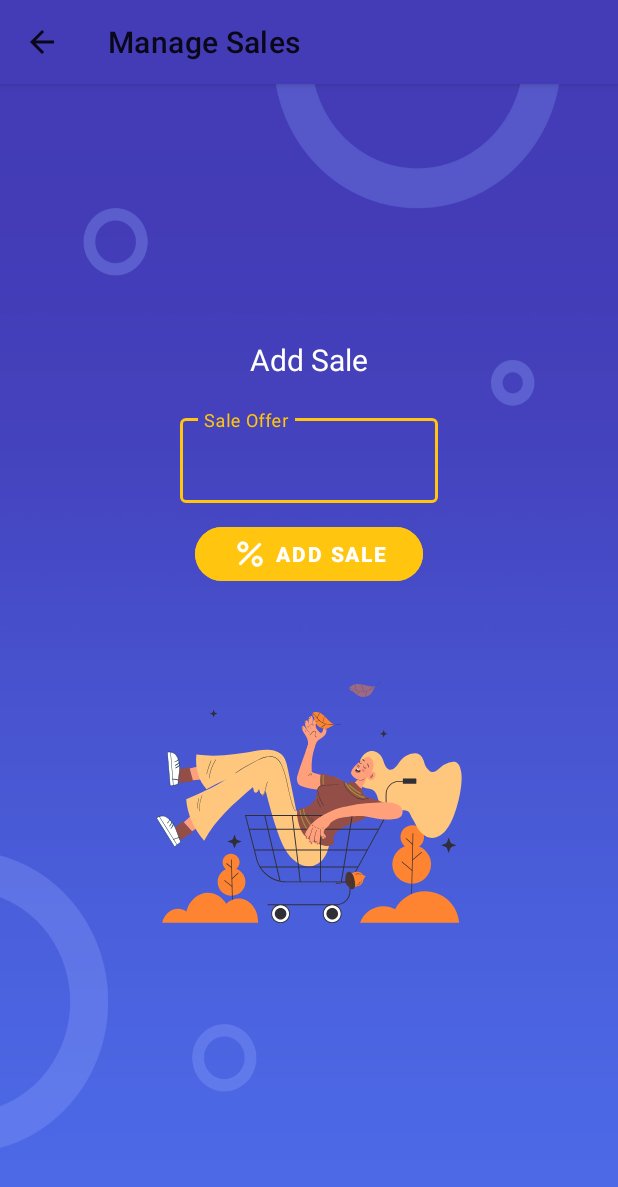
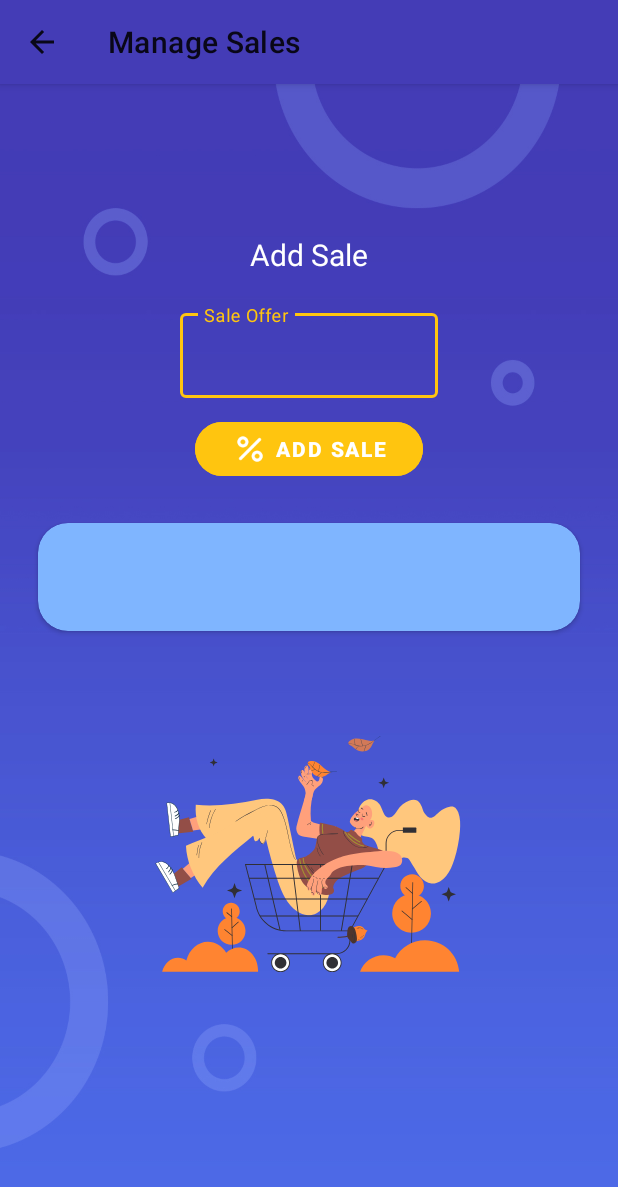
Before and after one commit to zohaibamir203/FYP-IPS, an Android app: the ManageSales screen opened directly, with no data from a screen before it, after a tap on "ADD SALE", on a phone screen of 412 x 824 dp. Shown: the top 1187 px of the screen. Run offline under Robolectric (Android 15) with nearby library versions, the phone set to English and light mode, and no system bars; our stand-ins replace Firebase (no records; nobody signed in at launch, a user with empty details on screens opened directly); 1 statement that could not run was skipped.

Commit message:
Final Android File v1

```diff
--- a/FYPMallManagmentSystemandIPS/app/build.gradle
+++ b/FYPMallManagmentSystemandIPS/app/build.gradle
@@ -43,4 +43,5 @@ dependencies {
     implementation 'com.squareup.picasso:picasso:2.71828'
     implementation "androidx.cardview:cardview:1.0.0"
     implementation "com.airbnb.android:lottie:3.4.0"
+    implementation 'com.github.MikeOrtiz:TouchImageView:1.4.1'
 }
--- /dev/null
+++ b/FYPMallManagmentSystemandIPS/app/src/main/java/com/example/fypmallmanagmentsystemandips/Adapters/ManageSalesRecViewAdapter.java
@@ -0,0 +1,55 @@
+package com.example.fypmallmanagmentsystemandips.Adapters;
+
+import android.view.LayoutInflater;
+import android.view.View;
+import android.view.ViewGroup;
+import android.widget.TextView;
+import android.widget.Toast;
+
+import androidx.annotation.NonNull;
+import androidx.recyclerview.widget.RecyclerView;
+
+import com.example.fypmallmanagmentsystemandips.Models.Manage;
+import com.example.fypmallmanagmentsystemandips.R;
+import com.google.android.material.button.MaterialButton;
+
+import java.util.ArrayList;
+
+public class ManageSalesRecViewAdapter extends RecyclerView.Adapter<ManageSalesRecViewAdapter.ViewHolder>{
+
+    private ArrayList<Manage> shopOffers = new ArrayList<>();
+    public  ManageSalesRecViewAdapter(){
+
+    }
+
+    @NonNull
+    @Override
+    public ViewHolder onCreateViewHolder(@NonNull ViewGroup parent, int viewType) {
+        View view = LayoutInflater.from(parent.getContext()).inflate(R.layout.manage_sale_list,parent,false);
+        ViewHolder holder = new ViewHolder(view);
+        return holder;
+    }
+
+    @Override
+    public void onBindViewHolder(@NonNull ViewHolder holder, int position) {
+        holder.txtSalesOff.setText(shopOffers.get(position).getShopOffer());
+    }
+
+    @Override
+    public int getItemCount() {
+        return shopOffers.size();
+    }
+
+    public void setShopOffers(ArrayList<Manage> shopOffers) {
+        this.shopOffers = shopOffers;
+        notifyDataSetChanged();
+    }
+
+    public class ViewHolder extends RecyclerView.ViewHolder{
+        private TextView txtSalesOff;
+        public ViewHolder(@NonNull View itemView) {
+            super(itemView);
+            txtSalesOff = itemView.findViewById(R.id.txtSalesOff);
+        }
+    }
+}
--- a/FYPMallManagmentSystemandIPS/app/src/main/java/com/example/fypmallmanagmentsystemandips/AdminPanel.java
+++ b/FYPMallManagmentSystemandIPS/app/src/main/java/com/example/fypmallmanagmentsystemandips/AdminPanel.java
@@ -56,6 +56,7 @@ public class AdminPanel extends AppCompatActivity {
                 startActivity(intent);
             }
         });
+
         btnAdminSignOut.setOnClickListener(new View.OnClickListener() {
             @Override
             public void onClick(View view) {
--- a/FYPMallManagmentSystemandIPS/app/src/main/java/com/example/fypmallmanagmentsystemandips/Categories.java
+++ b/FYPMallManagmentSystemandIPS/app/src/main/java/com/example/fypmallmanagmentsystemandips/Categories.java
@@ -25,6 +25,7 @@ import com.google.firebase.database.DatabaseError;
 import com.google.firebase.database.DatabaseReference;
 import com.google.firebase.database.FirebaseDatabase;
 import com.google.firebase.database.ValueEventListener;
+import com.ortiz.touchview.TouchImageView;
 import com.squareup.picasso.Picasso;
 
 import java.util.ArrayList;
@@ -32,7 +33,7 @@ import java.util.ArrayList;
 public class Categories extends AppCompatActivity {
 
     Spinner spnCategories;
-    ImageView imgCategory;
+    TouchImageView imgCategory;
     MaterialButton btnSelect,btnShowMap;
     String[] categories1;
     String[] name = new String[100];
--- a/FYPMallManagmentSystemandIPS/app/src/main/java/com/example/fypmallmanagmentsystemandips/LocateMe.java
+++ b/FYPMallManagmentSystemandIPS/app/src/main/java/com/example/fypmallmanagmentsystemandips/LocateMe.java
@@ -14,6 +14,8 @@ import android.os.Bundle;
 import android.provider.Settings;
 import android.text.format.Formatter;
 import android.util.Log;
+import android.view.MotionEvent;
+import android.view.ScaleGestureDetector;
 import android.view.View;
 import android.widget.AdapterView;
 import android.widget.ArrayAdapter;
@@ -28,6 +30,7 @@ import com.google.firebase.database.DatabaseError;
 import com.google.firebase.database.DatabaseReference;
 import com.google.firebase.database.FirebaseDatabase;
 import com.google.firebase.database.ValueEventListener;
+import com.ortiz.touchview.TouchImageView;
 import com.squareup.picasso.Picasso;
 
 import java.util.ArrayList;
@@ -35,6 +38,7 @@ import java.util.ArrayList;
 public class LocateMe extends AppCompatActivity {
 
     Spinner spnLocate, spnDestination;
+    TouchImageView imgMap;
     MaterialButton btnRoute;
     FirebaseDatabase database;
     ArrayList<String> currLoc = new ArrayList<>();
@@ -55,6 +59,8 @@ public class LocateMe extends AppCompatActivity {
     public void setSlctDestination(String slctDestination) {
         this.slctDestination = slctDestination;
     }
+    private ScaleGestureDetector scaleGestureDetector;
+    private float mScaleFactor = 1.0f;
 
     @Override
     protected void onCreate(Bundle savedInstanceState) {
@@ -62,6 +68,7 @@ public class LocateMe extends AppCompatActivity {
         setContentView(R.layout.activity_locate_me);
 
 
+        // Setting Back Button and Changing Color of Action Bar
         getSupportActionBar().setDisplayHomeAsUpEnabled(true);
         ActionBar actionBar;
         actionBar = getSupportActionBar();
@@ -80,7 +87,7 @@ public class LocateMe extends AppCompatActivity {
         spnLocate = findViewById(R.id.spnLocate);
         spnDestination = findViewById(R.id.spnDestination);
         btnRoute = findViewById(R.id.btnRoute);
-
+        imgMap = findViewById(R.id.imgMap);
         // Setting Database Instance
         database = FirebaseDatabase.getInstance();
         // Setting Database reference to get name of Shops.
@@ -171,7 +178,6 @@ public class LocateMe extends AppCompatActivity {
         btnRoute.setOnClickListener(new View.OnClickListener() {
             @Override
             public void onClick(View view) {
-                ImageView imgMap = findViewById(R.id.imgMap);
                 //  Check if both current and destination address on same floor and then fetch map accordingly.
                 if (currAddr.charAt(0) == destAddr.charAt(0)){
                     progressDialog1.show();
@@ -188,10 +194,5 @@ public class LocateMe extends AppCompatActivity {
                 }
             }
         });
-
-        // Getting IP Address
-//        WifiManager wifiManager = (WifiManager) getApplicationContext().getSystemService(WIFI_SERVICE);
-//        String ipAddress = Formatter.formatIpAddress(wifiManager.getConnectionInfo().getIpAddress()) + ":5000/from/G-04/to/F-40/lift";
-//        Toast.makeText(this, ipAddress, Toast.LENGTH_SHORT).show();
     }
 }
--- a/FYPMallManagmentSystemandIPS/app/src/main/java/com/example/fypmallmanagmentsystemandips/ManageSales.java
+++ b/FYPMallManagmentSystemandIPS/app/src/main/java/com/example/fypmallmanagmentsystemandips/ManageSales.java
@@ -3,6 +3,7 @@ package com.example.fypmallmanagmentsystemandips;
 import androidx.annotation.NonNull;
 import androidx.appcompat.app.ActionBar;
 import androidx.appcompat.app.AppCompatActivity;
+import androidx.recyclerview.widget.LinearLayoutManager;
 import androidx.recyclerview.widget.RecyclerView;
 
 import android.app.ProgressDialog;
@@ -14,6 +15,9 @@ import android.view.View;
 import android.widget.ArrayAdapter;
 import android.widget.ListView;
 import android.widget.Toast;
+
+import com.example.fypmallmanagmentsystemandips.Adapters.ManageSalesRecViewAdapter;
+import com.example.fypmallmanagmentsystemandips.Models.Manage;
 import com.google.android.material.button.MaterialButton;
 import com.google.android.material.textfield.TextInputLayout;
 import com.google.firebase.auth.FirebaseAuth;
@@ -24,11 +28,12 @@ import com.google.firebase.database.DatabaseReference;
 import com.google.firebase.database.FirebaseDatabase;
 import com.google.firebase.database.ValueEventListener;
 
+import java.io.ObjectInputStream;
 import java.util.ArrayList;
 
 public class ManageSales extends AppCompatActivity {
 
-    MaterialButton btnAddSale;
+    MaterialButton btnAddSale,btnDelete;
     TextInputLayout txtSaleInput;
     String shopName;
     FirebaseAuth mAuth;
@@ -36,14 +41,17 @@ public class ManageSales extends AppCompatActivity {
     ArrayList<String> offerArray = new ArrayList<>();
     ArrayList<String> offerList = new ArrayList<>();
     ListView offerListView;
-    ProgressDialog progressDialog1;
+    ProgressDialog progressDialog1,progressDialog2;
+    RecyclerView addSaleRec;
+    ArrayList<Manage> manage = new ArrayList<>();
 
     @Override
     protected void onCreate(Bundle savedInstanceState) {
         super.onCreate(savedInstanceState);
         setContentView(R.layout.activity_manage_sales);
-
+        //Configuring and Setting Action Bar
         getSupportActionBar().setDisplayHomeAsUpEnabled(true);
+        // Setting Up Color of Action Bar
         ActionBar actionBar;
         actionBar = getSupportActionBar();
         ColorDrawable colorDrawable = new ColorDrawable(Color.parseColor("#443CB6"));
@@ -51,29 +59,64 @@ public class ManageSales extends AppCompatActivity {
         // Initialise View Elements
         btnAddSale = findViewById(R.id.btnAddSale);
         txtSaleInput = findViewById(R.id.txtSaleInput);
+        addSaleRec = findViewById(R.id.addSaleRec);
         //Initialise Database and getting current signed in user id
         mAuth = FirebaseAuth.getInstance();
         database = FirebaseDatabase.getInstance();
         FirebaseUser user = mAuth.getCurrentUser();
         String userUid = user.getUid();
         Log.i("User Id", userUid);
+        // Recycle View Array
+        // Setting Up Dialog Box.
+        progressDialog1 = new ProgressDialog(ManageSales.this);
+        progressDialog1.setTitle("Adding Sale Off");
+        progressDialog2 = new ProgressDialog(ManageSales.this);
+        progressDialog2.setTitle("Fetching Data");
+        progressDialog2.show();
         // Creating reference to current sign in user shop name
         DatabaseReference refUserName = database.getReference("UserShopkeeper").child(userUid).child("shopName");
+        // Fetching Shop Name from Database.
+        refUserName.addListenerForSingleValueEvent(new ValueEventListener() {
+            @Override
+            public void onDataChange(@NonNull DataSnapshot snapshot) {
+                shopName = snapshot.getValue().toString();
+                Log.d("Shop Name",shopName);
+                DatabaseReference offers = database.getReference("ShopOffers").child(shopName);
+                offers.addListenerForSingleValueEvent(new ValueEventListener() {
+                    @Override
+                    public void onDataChange(@NonNull DataSnapshot snapshot) {
+                        if (snapshot != null){
+                            for (DataSnapshot dataSnapshot:snapshot.getChildren()){
+                                manage.add(new Manage(dataSnapshot.getValue(String.class)));
+                            }
+                            ManageSalesRecViewAdapter adapter = new ManageSalesRecViewAdapter();
+                            adapter.setShopOffers(manage);
+                            addSaleRec.setAdapter(adapter);
+                            addSaleRec.setLayoutManager(new LinearLayoutManager(ManageSales.this));
+                            progressDialog2.dismiss();
+                        }else{
+                            Toast.makeText(ManageSales.this, "You Have No Sales to Offer.", Toast.LENGTH_SHORT).show();
+                            progressDialog2.dismiss();
+                        }
+                    }
+                    @Override
+                    public void onCancelled(@NonNull DatabaseError error) {
+                    }
+                });
+            }
 
-        progressDialog1 = new ProgressDialog(ManageSales.this);
-        progressDialog1.setTitle("Adding Sale Off");
+            @Override
+            public void onCancelled(@NonNull DatabaseError error) {
 
+            }
+        });
 
         // Add Button for Adding the Offers to Database
         btnAddSale.setOnClickListener(new View.OnClickListener() {
             @Override
             public void onClick(View view) {
                 progressDialog1.show();
-                // Retreiving the shop name of signed in user
-                refUserName.addListenerForSingleValueEvent(new ValueEventListener() {
-                    @Override
-                    public void onDataChange(@NonNull DataSnapshot snapshot) {
-                        shopName = snapshot.getValue(String.class);
+                manage.clear();
                 // Creating reference to the Shop offers of current signed in shop.
                 DatabaseReference refOffer = database.getReference("ShopOffers").child(shopName);
                 // Retreiving and storing offers to shop.
@@ -84,44 +127,39 @@ public class ManageSales extends AppCompatActivity {
                             for (DataSnapshot dataSnapshot:snapshot.getChildren()){
                                 String oldSales = dataSnapshot.getValue(String.class);
                                 offerArray.add(oldSales);
-                                        offerList.add(oldSales);
+                                manage.add(new Manage(oldSales));
                                 Log.v("Value",dataSnapshot.getValue(String.class));
                             }
+                            manage.add(new Manage(txtSaleInput.getEditText().getText().toString()));
                             offerArray.add(txtSaleInput.getEditText().getText().toString());
                             offerList.add(txtSaleInput.getEditText().getText().toString());
                             database.getReference("ShopOffers").child(shopName).setValue(offerArray);
                             offerArray.clear();
+                            ManageSalesRecViewAdapter adapter = new ManageSalesRecViewAdapter();
+                            adapter.setShopOffers(manage);
+                            addSaleRec.setAdapter(adapter);
+                            addSaleRec.setLayoutManager(new LinearLayoutManager(ManageSales.this));
                             progressDialog1.dismiss();
                         }else{
+                            manage.add(new Manage(txtSaleInput.getEditText().getText().toString()));
                             offerArray.add(txtSaleInput.getEditText().getText().toString());
                             offerList.add(txtSaleInput.getEditText().getText().toString());
                             Log.i("offerArray", txtSaleInput.getEditText().getText().toString());
                             database.getReference("ShopOffers").child(shopName).setValue(offerArray);
                             offerArray.clear();
+                            ManageSalesRecViewAdapter adapter = new ManageSalesRecViewAdapter();
+                            adapter.setShopOffers(manage);
+                            addSaleRec.setAdapter(adapter);
+                            addSaleRec.setLayoutManager(new LinearLayoutManager(ManageSales.this));
                             progressDialog1.dismiss();
                         }
                     }
-
                     @Override
                     public void onCancelled(@NonNull DatabaseError error) {
 
                     }
                 });
-
-                    }
-
-                    @Override
-                    public void onCancelled(@NonNull DatabaseError error) {
-
             }
         });
-//                offerListView = findViewById(R.id.offerListView);
-//                ArrayAdapter<String> saleAdapter = new ArrayAdapter<>(ManageSales.this, android.R.layout.simple_list_item_1,offerList);
-//                offerListView.setAdapter(saleAdapter);
-//                offerList.clear();
-//                progressDialog1.dismiss();
-            }
-        });
-
     }
 }
--- /dev/null
+++ b/FYPMallManagmentSystemandIPS/app/src/main/java/com/example/fypmallmanagmentsystemandips/Models/Manage.java
@@ -0,0 +1,18 @@
+package com.example.fypmallmanagmentsystemandips.Models;
+
+public class Manage {
+
+    String shopOffer;
+
+    public Manage(String shopOffer) {
+        this.shopOffer = shopOffer;
+    }
+
+    public String getShopOffer() {
+        return shopOffer;
+    }
+
+    public void setShopOffer(String shopOffer) {
+        this.shopOffer = shopOffer;
+    }
+}
--- a/FYPMallManagmentSystemandIPS/app/src/main/java/com/example/fypmallmanagmentsystemandips/Models/ShopOffers.java
+++ /dev/null
@@ -1,18 +0,0 @@
-package com.example.fypmallmanagmentsystemandips.Models;
-
-public class ShopOffers {
-
-    String shopName,Offer;
-
-    public ShopOffers(String offer) {
-        this.Offer = offer;
-    }
-
-    public String getOffer() {
-        return Offer;
-    }
-
-    public void setOffer(String offer) {
-        Offer = offer;
-    }
-}
--- a/FYPMallManagmentSystemandIPS/app/src/main/java/com/example/fypmallmanagmentsystemandips/SalesAlert.java
+++ b/FYPMallManagmentSystemandIPS/app/src/main/java/com/example/fypmallmanagmentsystemandips/SalesAlert.java
@@ -23,6 +23,7 @@ import com.google.firebase.database.DatabaseError;
 import com.google.firebase.database.DatabaseReference;
 import com.google.firebase.database.FirebaseDatabase;
 import com.google.firebase.database.ValueEventListener;
+import com.ortiz.touchview.TouchImageView;
 import com.squareup.picasso.Picasso;
 
 import java.util.ArrayList;
@@ -36,11 +37,11 @@ public class SalesAlert extends AppCompatActivity {
     MaterialButton btnShowOnMap;
     ArrayList<String> shopName = new ArrayList<>();
     ArrayList<String> shopOffers = new ArrayList<>();
-    ImageView imgSales;
+    TouchImageView imgSales;
     int shopNameSize;
     int iterator;
     String shpNm;
-    String shpOff;
+    String shpOff = "";
     String ShopAddress;
     String url = "http://192.168.100.20:5000";
 
--- a/FYPMallManagmentSystemandIPS/app/src/main/res/layout/activity_admin_panel.xml
+++ b/FYPMallManagmentSystemandIPS/app/src/main/res/layout/activity_admin_panel.xml
@@ -76,7 +76,7 @@
         app:layout_constraintEnd_toEndOf="parent"
         app:layout_constraintStart_toStartOf="parent"
         app:layout_constraintTop_toBottomOf="@+id/adminAnimantion"
-        android:layout_marginTop="30dp"
+        android:layout_marginTop="3dp"
         app:icon="@drawable/signout"
         app:iconSize="25dp"
         app:iconTint="@color/white"
--- a/FYPMallManagmentSystemandIPS/app/src/main/res/layout/activity_categories.xml
+++ b/FYPMallManagmentSystemandIPS/app/src/main/res/layout/activity_categories.xml
@@ -88,7 +88,8 @@
                 app:iconTint="@color/white"
                 app:iconGravity="textStart"/>
 
-            <ImageView
+            <com.ortiz.touchview.TouchImageView
+                android:layout_gravity="center"
                 android:id="@+id/imgCategory"
                 android:layout_width="match_parent"
                 android:layout_height="wrap_content" />
--- a/FYPMallManagmentSystemandIPS/app/src/main/res/layout/activity_locate_me.xml
+++ b/FYPMallManagmentSystemandIPS/app/src/main/res/layout/activity_locate_me.xml
@@ -49,7 +49,7 @@
         app:icon="@drawable/showroute"
         app:iconGravity="textStart"/>
 
-    <ImageView
+    <com.ortiz.touchview.TouchImageView
         android:layout_width="match_parent"
         android:layout_height="match_parent"
         android:layout_below="@+id/btnRoute"
--- a/FYPMallManagmentSystemandIPS/app/src/main/res/layout/activity_manage_sales.xml
+++ b/FYPMallManagmentSystemandIPS/app/src/main/res/layout/activity_manage_sales.xml
@@ -7,6 +7,13 @@
     tools:context=".ManageSales"
     android:background="@drawable/background">
 
+    <ScrollView
+        android:layout_width="match_parent"
+        android:layout_height="match_parent">
+        <LinearLayout
+            android:layout_width="match_parent"
+            android:layout_height="match_parent"
+            android:orientation="vertical">
             <TextView
                 android:id="@+id/txtAddSales"
                 android:layout_width="wrap_content"
@@ -14,18 +21,13 @@
                 android:text="@string/addSale"
                 android:textColor="@color/white"
                 android:textSize="20sp"
-        app:layout_constraintEnd_toEndOf="parent"
-        app:layout_constraintStart_toStartOf="parent"
-        app:layout_constraintTop_toTopOf="parent"
-        android:layout_marginTop="170dp"/>
+                android:layout_marginTop="100dp"
+                android:layout_gravity="center_horizontal"/>
 
             <com.google.android.material.textfield.TextInputLayout
                 android:id="@+id/txtSaleInput"
                 android:layout_width="match_parent"
                 android:layout_height="wrap_content"
-        app:layout_constraintEnd_toEndOf="@+id/txtAddSales"
-        app:layout_constraintStart_toStartOf="@+id/txtAddSales"
-        app:layout_constraintTop_toBottomOf="@+id/txtAddSales"
                 android:layout_marginTop="20dp"
                 android:hint="@string/saleOffer"
                 style="@style/Widget.MaterialComponents.TextInputLayout.OutlinedBox"
@@ -50,9 +52,6 @@
                 android:text="@string/addSale"
                 android:textStyle="bold"
                 android:backgroundTint="@color/yellow"
-        app:layout_constraintEnd_toEndOf="parent"
-        app:layout_constraintStart_toStartOf="parent"
-        app:layout_constraintTop_toBottomOf="@+id/txtSaleInput"
                 android:textColor="@color/white"
                 app:cornerRadius="30dp"
                 style="@style/Widget.MaterialComponents.Button.TextButton.Icon"
@@ -61,15 +60,23 @@
                 app:iconTint="@color/white"
                 app:iconGravity="textStart"/>
 
+            <androidx.recyclerview.widget.RecyclerView
+                android:layout_width="match_parent"
+                android:layout_height="wrap_content"
+                android:layout_marginTop="20dp"
+                android:layout_marginRight="20dp"
+                android:layout_marginLeft="20dp"
+                android:id="@+id/addSaleRec"/>
+
             <com.airbnb.lottie.LottieAnimationView
                 android:layout_width="220dp"
                 android:layout_height="220dp"
-        app:layout_constraintEnd_toEndOf="@+id/btnAddSale"
-        app:layout_constraintStart_toStartOf="@+id/btnAddSale"
-        app:layout_constraintTop_toBottomOf="@+id/btnAddSale"
                 android:layout_marginTop="30dp"
                 app:lottie_autoPlay="true"
                 app:lottie_loop="true"
-        app:lottie_rawRes="@raw/managesales" />
+                app:lottie_rawRes="@raw/managesales"
+                android:layout_gravity="center_horizontal"/>
+        </LinearLayout>
+    </ScrollView>
 
 </androidx.constraintlayout.widget.ConstraintLayout>
--- a/FYPMallManagmentSystemandIPS/app/src/main/res/layout/activity_sales_alert.xml
+++ b/FYPMallManagmentSystemandIPS/app/src/main/res/layout/activity_sales_alert.xml
@@ -40,10 +40,11 @@
                 android:textColor="@color/white"
                 app:cornerRadius="30dp"
                 style="@style/Widget.MaterialComponents.Button.TextButton.Icon"/>
-            <ImageView
+            <com.ortiz.touchview.TouchImageView
                 android:layout_width="match_parent"
                 android:layout_height="wrap_content"
                 android:id="@+id/imgSales"
+                android:layout_gravity="center"
                 android:layout_marginBottom="15dp"
                 />
         </LinearLayout>
--- /dev/null
+++ b/FYPMallManagmentSystemandIPS/app/src/main/res/layout/manage_sale_list.xml
@@ -0,0 +1,39 @@
+<?xml version="1.0" encoding="utf-8"?>
+<androidx.cardview.widget.CardView xmlns:android="http://schemas.android.com/apk/res/android"
+    android:layout_width="match_parent"
+    android:layout_height="wrap_content"
+    xmlns:app="http://schemas.android.com/apk/res-auto"
+    android:padding="15dp"
+    android:id="@+id/parent"
+    android:backgroundTint="@color/listBlue"
+    app:cardCornerRadius="20dp"
+    android:layout_margin="5dp"
+    app:cardMaxElevation="12dp"
+    app:cardPreventCornerOverlap="true">
+
+    <androidx.constraintlayout.widget.ConstraintLayout
+        android:layout_width="match_parent"
+        android:layout_height="wrap_content"
+        android:id="@+id/cParent"
+        android:padding="10dp">
+
+        <TextView
+            android:id="@+id/txtSalesOff"
+            android:layout_width="wrap_content"
+            android:layout_height="wrap_content"
+            android:layout_margin="15dp"
+            android:layout_marginLeft="10dp"
+            android:layout_marginTop="10dp"
+            android:layout_marginBottom="10dp"
+            android:text="Shop Offer"
+            android:textColor="@color/white"
+            android:textSize="15dp"
+            android:textStyle="bold"
+            app:layout_constraintBottom_toBottomOf="@id/cParent"
+            app:layout_constraintEnd_toEndOf="parent"
+            app:layout_constraintHorizontal_bias="0.0"
+            app:layout_constraintStart_toStartOf="@id/cParent"
+            app:layout_constraintTop_toTopOf="@id/cParent" />
+    </androidx.constraintlayout.widget.ConstraintLayout>
+
+</androidx.cardview.widget.CardView>
--- a/FYPMallManagmentSystemandIPS/settings.gradle
+++ b/FYPMallManagmentSystemandIPS/settings.gradle
@@ -10,6 +10,7 @@ dependencyResolutionManagement {
     repositories {
         google()
         mavenCentral()
+        maven { url 'https://jitpack.io' }
     }
 }
 rootProject.name = "FYP Mall Managment System and IPS"
```
Also changed, not shown: 1 other file. Lines whose indentation alone changed are shown as unchanged.
